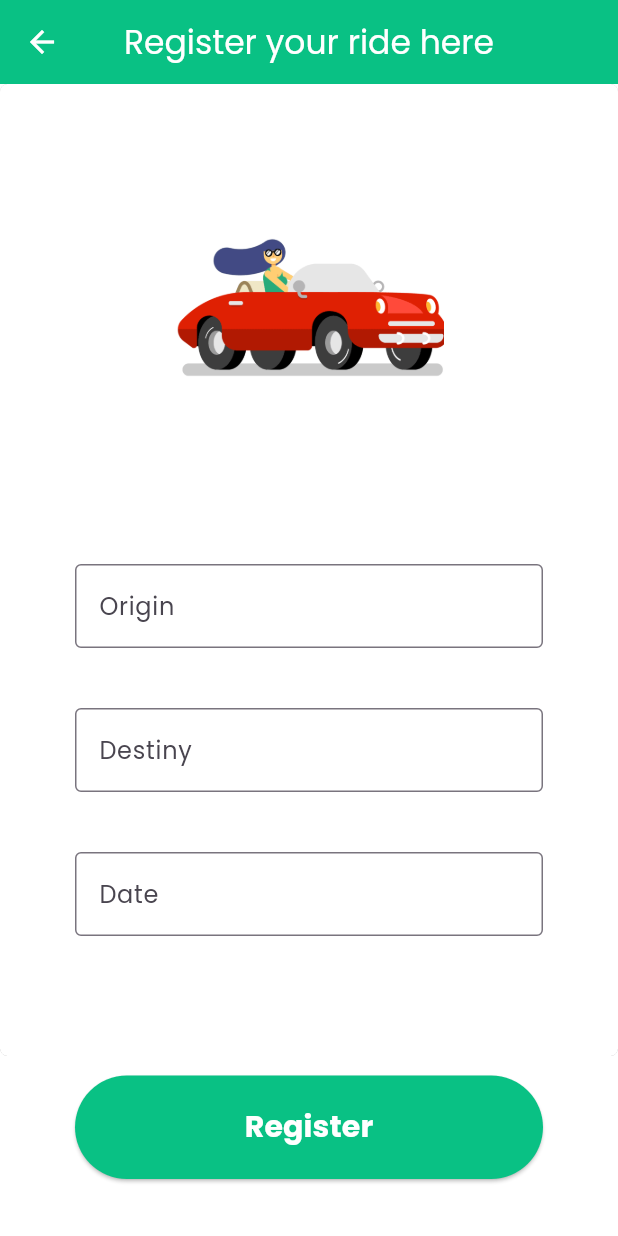
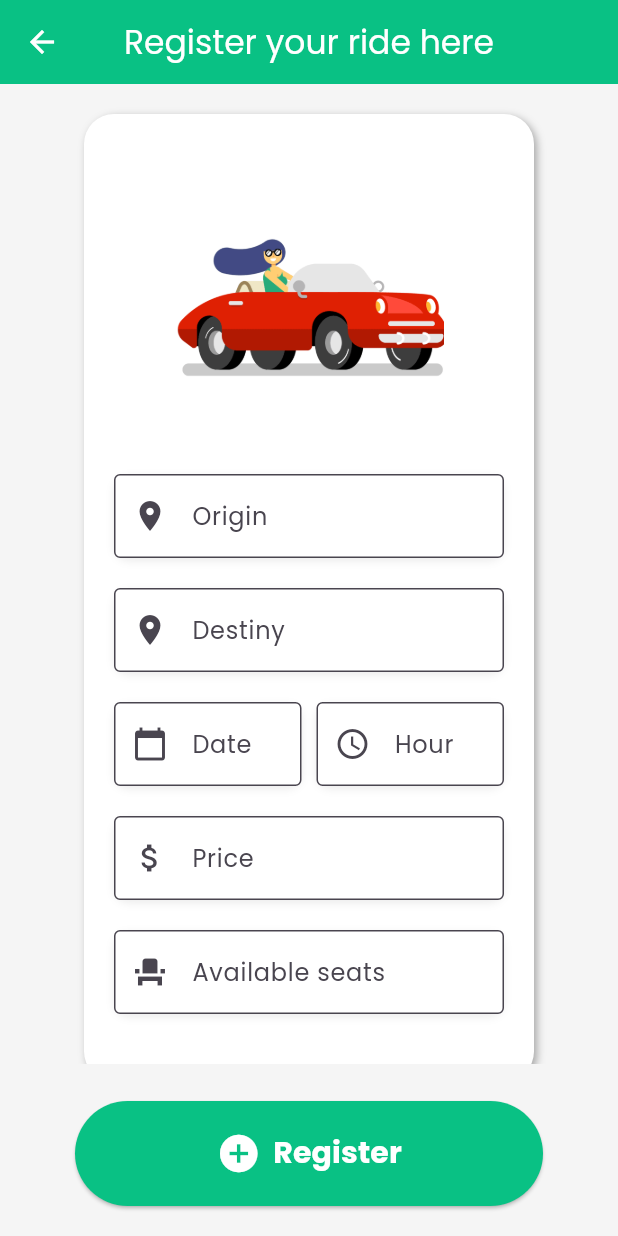
Before and after one commit to JoaoDant4s/AppCaronas, a Flutter app: the Register screen opened by its route, on a phone screen of 412 x 824 dp. Run offline on Flutter 3.47's test engine with Material 2 defaults, Android fonts, the phone set to English and light mode, and no system bars.

Commit message:
finished design of pages register and search

```diff
--- a/lib/screen/register.dart
+++ b/lib/screen/register.dart
@@ -6,9 +6,10 @@ class Register extends StatelessWidget {
   @override
   Widget build(BuildContext context) {
     return Scaffold(
-      backgroundColor: Colors.white,
+      backgroundColor: const Color(0xFFF5F5F5),
       appBar: AppBar(
-        title: const Text(
+        backgroundColor: const Color(0xFF09C184),
+        title: Text(
           'Register your ride here',
           style: TextStyle(color: Colors.white),
         ),
@@ -17,111 +18,212 @@ class Register extends StatelessWidget {
           onPressed: () {
             Navigator.pop(context);
           },
-          icon: const Icon(
+          icon: Icon(
             Icons.arrow_back,
             color: Colors.white,
           ),
         ),
       ),
-      body:SingleChildScrollView(
-        reverse: true,
+      body: SingleChildScrollView(
         child: Center(
-          child: ClipRRect(
-            borderRadius: BorderRadius.circular(5.0),
           child: Container(
+            width: 300.0,
             decoration: BoxDecoration(
-                borderRadius: BorderRadius.circular(5.0),
               color: Colors.white,
+              borderRadius: BorderRadius.circular(20.0),
               boxShadow: [
                 BoxShadow(
-                    color: Colors.grey,
-                    offset: Offset(0.0, 1.0),
-                    blurRadius: 6.0,
-                  )
+                  color: Colors.grey.withOpacity(0.9),
+                  offset: Offset(2, 2),
+                  blurRadius: 4.0,
+                ),
               ],
             ),
+            margin: EdgeInsets.only(top: 20, bottom: 20),
+            padding: EdgeInsets.all(20.0),
             child: Column(
+              mainAxisSize: MainAxisSize.min,
               children: [
-                  SizedBox(height: 60.0,),
+                SizedBox(height: 20.0),
                 Container(
                   width: 180.0,
                   height: 180.0,
                   decoration: BoxDecoration(
                     image: DecorationImage(
                       image: AssetImage("assets/gifs/car.gif"),
-
-
                       fit: BoxFit.cover,
                     ),
                   ),
                 ),
-                  Padding(
-                    padding:
-                    const EdgeInsets.only(top: 80, right: 50, left: 50),
+                SizedBox(height: 20.0),
+                Container(
+                  decoration: BoxDecoration(
+                    borderRadius: BorderRadius.circular(10.0),
+                    boxShadow: [
+                      BoxShadow(
+                        color: Colors.grey.withOpacity(0.2),
+                        offset: Offset(0, 2),
+                        blurRadius: 4.0,
+                      ),
+                    ],
+                  ),
                   child: TextField(
                     decoration: InputDecoration(
                       labelText: 'Origin',
                       border: OutlineInputBorder(),
+                      prefixIcon: Icon(Icons.location_on),
+                      filled: true,
+                      fillColor: Colors.white,
                     ),
                   ),
                 ),
-                  Padding(
-                    padding:
-                    const EdgeInsets.only(top: 40, right: 50, left: 50),
+                SizedBox(height: 20.0),
+                Container(
+                  decoration: BoxDecoration(
+                    borderRadius: BorderRadius.circular(10.0),
+                    boxShadow: [
+                      BoxShadow(
+                        color: Colors.grey.withOpacity(0.2),
+                        offset: Offset(0, 2),
+                        blurRadius: 4.0,
+                      ),
+                    ],
+                  ),
                   child: TextField(
                     decoration: InputDecoration(
                       labelText: 'Destiny',
                       border: OutlineInputBorder(),
+                      prefixIcon: Icon(Icons.location_on),
+                      filled: true,
+                      fillColor: Colors.white,
                     ),
                   ),
                 ),
-                  Padding(
-                    padding:
-                    const EdgeInsets.only(top: 40, right: 50, left: 50,bottom: 30),
+                SizedBox(height: 20.0),
+                Row(
+                  children: [
+                    Expanded(
+                      child: Container(
+                        decoration: BoxDecoration(
+                          borderRadius: BorderRadius.circular(10.0),
+                          boxShadow: [
+                            BoxShadow(
+                              color: Colors.grey.withOpacity(0.2),
+                              offset: Offset(0, 2),
+                              blurRadius: 4.0,
+                            ),
+                          ],
+                        ),
                         child: TextField(
                           decoration: InputDecoration(
-
                             labelText: 'Date',
                             border: OutlineInputBorder(),
+                            prefixIcon: Icon(Icons.calendar_today),
+                            filled: true,
+                            fillColor: Colors.white,
                           ),
                         ),
                       ),
-                  SizedBox(
-                    height: 50,
                     ),
+                    SizedBox(width: 10.0),
+                    Expanded(
+                      child: Container(
+                        decoration: BoxDecoration(
+                          borderRadius: BorderRadius.circular(10.0),
+                          boxShadow: [
+                            BoxShadow(
+                              color: Colors.grey.withOpacity(0.2),
+                              offset: Offset(0, 2),
+                              blurRadius: 4.0,
+                            ),
+                          ],
+                        ),
+                        child: TextField(
+                          decoration: InputDecoration(
+                            labelText: 'Hour',
+                            border: OutlineInputBorder(),
+                            prefixIcon: Icon(Icons.access_time),
+                            filled: true,
+                            fillColor: Colors.white,
+                          ),
+                        ),
+                      ),
+                    ),
+                  ],
+                ),
+                SizedBox(height: 20.0),
+                Container(
+                  decoration: BoxDecoration(
+                    borderRadius: BorderRadius.circular(10.0),
+                    boxShadow: [
+                      BoxShadow(
+                        color: Colors.grey.withOpacity(0.2),
+                        offset: Offset(0, 2),
+                        blurRadius: 4.0,
+                      ),
+                    ],
+                  ),
+                  child: TextField(
+                    decoration: InputDecoration(
+                      labelText: 'Price',
+                      border: OutlineInputBorder(),
+                      prefixIcon: Icon(Icons.attach_money),
+                      filled: true,
+                      fillColor: Colors.white,
+                    ),
+                  ),
+                ),
+                SizedBox(height: 20.0),
+                Container(
+                  decoration: BoxDecoration(
+                    borderRadius: BorderRadius.circular(10.0),
+                    boxShadow: [
+                      BoxShadow(
+                        color: Colors.grey.withOpacity(0.2),
+                        offset: Offset(0, 2),
+                        blurRadius: 4.0,
+                      ),
+                    ],
+                  ),
+                  child: TextField(
+                    decoration: InputDecoration(
+                      labelText: 'Available seats',
+                      border: OutlineInputBorder(),
+                      prefixIcon: Icon(Icons.event_seat),
+                      filled: true,
+                      fillColor: Colors.white,
+                    ),
+                  ),
+                ),
+                SizedBox(height: 25.0),
               ],
             ),
           ),
         ),
       ),
-      ),
-      bottomNavigationBar:
-
-      Container(
-        margin: EdgeInsets.only(bottom: 38, left: 50, right: 50),
-
-        child: ElevatedButton(
+      bottomNavigationBar: Container(
+        margin: EdgeInsets.only(top: 25, bottom: 20.0, left: 50.0, right: 50.0),
+        child: ElevatedButton.icon(
           style: ElevatedButton.styleFrom(
             backgroundColor: const Color(0xFF09C184),
-            padding: EdgeInsets.all(20),
+            padding: EdgeInsets.all(20.0),
           ),
           onPressed: () {},
-          child: Row(
-            mainAxisSize: MainAxisSize.min,
-            children: [
-              Text(
+          icon: Icon(
+            Icons.add_circle,
+            color: Colors.white,
+            size: 30,
+          ),
+          label: Text(
             'Register',
             style: TextStyle(
               fontWeight: FontWeight.w800,
               fontSize: 20,
               color: Colors.white,
             ),
-              )
-            ],
           ),
         ),
       ),
-
     );
   }
 }
```
Also changed, not shown: lib/screen/search.dart (+68 -36 lines). Lines whose indentation alone changed are shown as unchanged.
